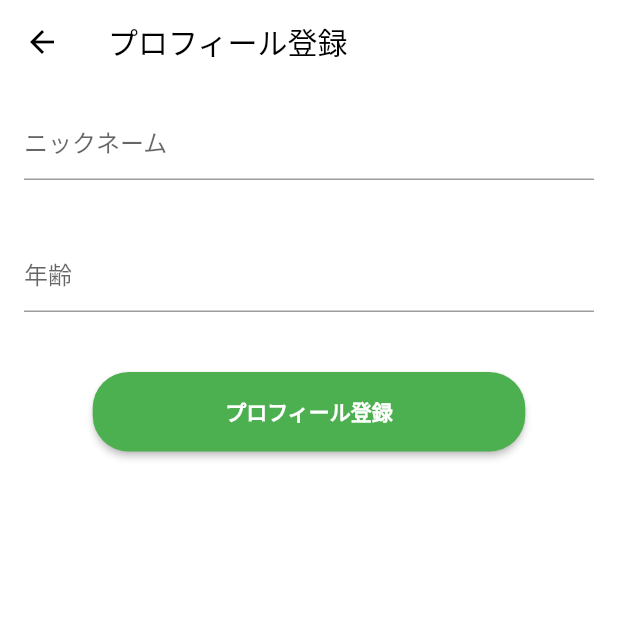
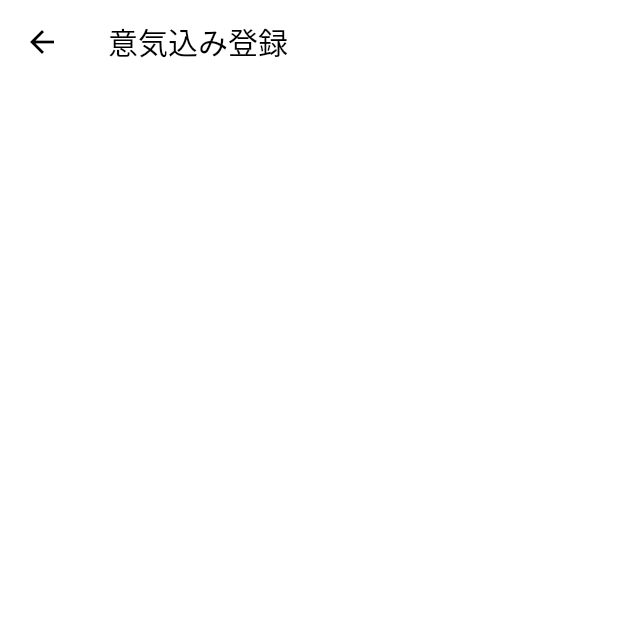
Before and after one commit to tttuuu1234/abstinence_app, a Flutter app: the ProfileRegisterPage screen opened directly, after a tap on "プロフィール登録", on a phone screen of 412 x 824 dp, the top half of it. Run offline on Flutter 3.47's test engine with Material 2 defaults, Android fonts, the phone set to English and light mode, and no system bars; our stand-ins replace flutter_riverpod, package_info_plus.

Commit message:
#10 意気込み登録画面に遷移できるよう実装

```diff
--- /dev/null
+++ b/lib/presentation/pages/enthusiasm_register/page.dart
@@ -0,0 +1,16 @@
+import 'package:flutter/material.dart';
+import 'package:flutter_riverpod/flutter_riverpod.dart';
+
+/// 意気込み登録画面
+class EnthusiasmRegisterPage extends ConsumerWidget {
+  const EnthusiasmRegisterPage({super.key});
+
+  @override
+  Widget build(BuildContext context, WidgetRef ref) {
+    return Scaffold(
+      appBar: AppBar(
+        title: const Text('意気込み登録'),
+      ),
+    );
+  }
+}
--- a/lib/presentation/pages/profile_register/page.dart
+++ b/lib/presentation/pages/profile_register/page.dart
@@ -1,3 +1,4 @@
+import 'package:abstinence_app/presentation/pages/enthusiasm_register/page.dart';
 import 'package:flutter/material.dart';
 import 'package:flutter_riverpod/flutter_riverpod.dart';
 
@@ -45,9 +46,9 @@ class ProfileRegisterPage extends ConsumerWidget {
             PrimaryButton(
               title: 'プロフィール登録',
               onPressed: () async {
-                await NavigatorService.push<ProfileRegisterPage>(
+                await NavigatorService.push<EnthusiasmRegisterPage>(
                   context: context,
-                  page: const ProfileRegisterPage(),
+                  page: const EnthusiasmRegisterPage(),
                 );
               },
             ),
```
